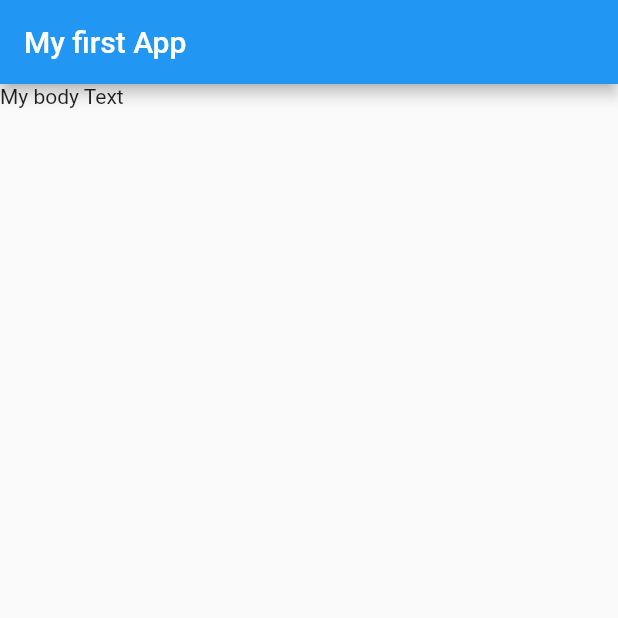
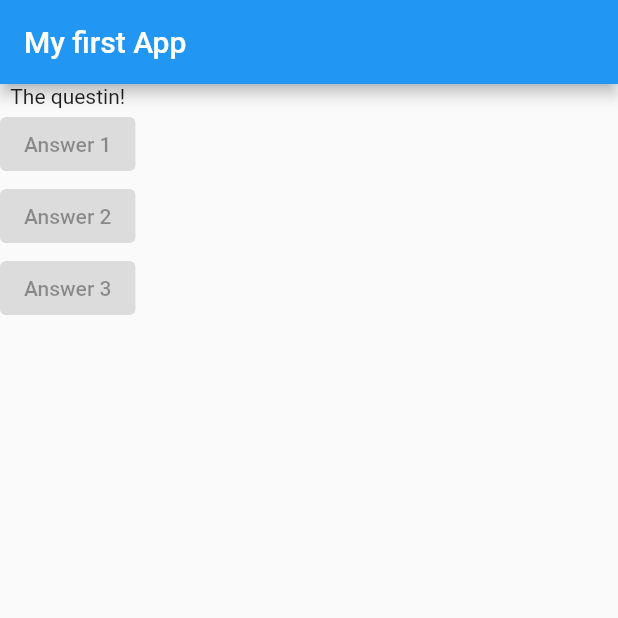
Before and after one commit to OneSummerDay/first_app, a Flutter app: the screen it shows after launch, on a phone screen of 412 x 824 dp, the top half of it. Run offline on Flutter 3.47's test engine with Material 2 defaults, Android fonts, the phone set to English and light mode, and no system bars.

Commit message:
feat: added three "Answer" buttons

```diff
--- a/lib/main.dart
+++ b/lib/main.dart
@@ -2,12 +2,24 @@ import 'package:flutter/material.dart';
 
 void main() => runApp(MyApp());
 
-class MyApp extends StatelessWidget{
+class MyApp extends StatelessWidget {
   @override
   Widget build(BuildContext context) {
-    return MaterialApp(home: Scaffold(
-      appBar: AppBar(title: Text('My first App'),),
-      body: Text('My body Text'),
-    ),);
+    var question = ['What is your favorite color?',
+     'What is your favorite animal?'
+     ];
+    return MaterialApp(
+      home: Scaffold(
+        appBar: AppBar(
+          title: Text('My first App'),
+        ),
+        body: Column(children: <Widget>[
+          Text('The questin!'),
+          ElevatedButton(onPressed: null, child: Text('Answer 1'),),
+          ElevatedButton(onPressed: null, child: Text('Answer 2'),),
+          ElevatedButton(onPressed: null, child: Text('Answer 3'),)
+        ],),
+      ),
+    );
   }
 }
```
